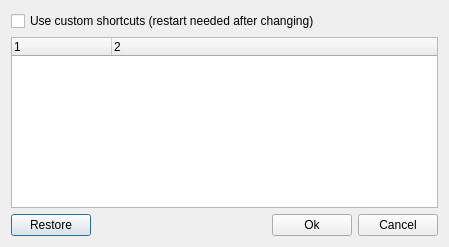
First picture: the form in src/GuiShortcut.ui, repository hwgao/beebeep, before the edit.
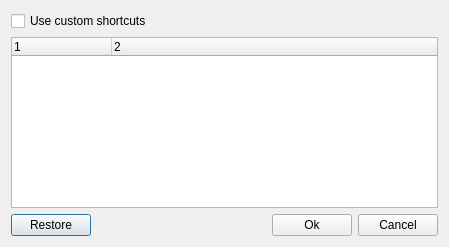
Second picture: the form after the edit.

```diff
--- a/src/GuiShortcut.ui
+++ b/src/GuiShortcut.ui
@@ -20,7 +20,7 @@
    <item row="0" column="0" colspan="4">
     <widget class="QCheckBox" name="mp_cbUseShortcuts">
      <property name="text">
-      <string>Use custom shortcuts (restart needed after changing)</string>
+      <string>Use custom shortcuts</string>
      </property>
     </widget>
    </item>
```
